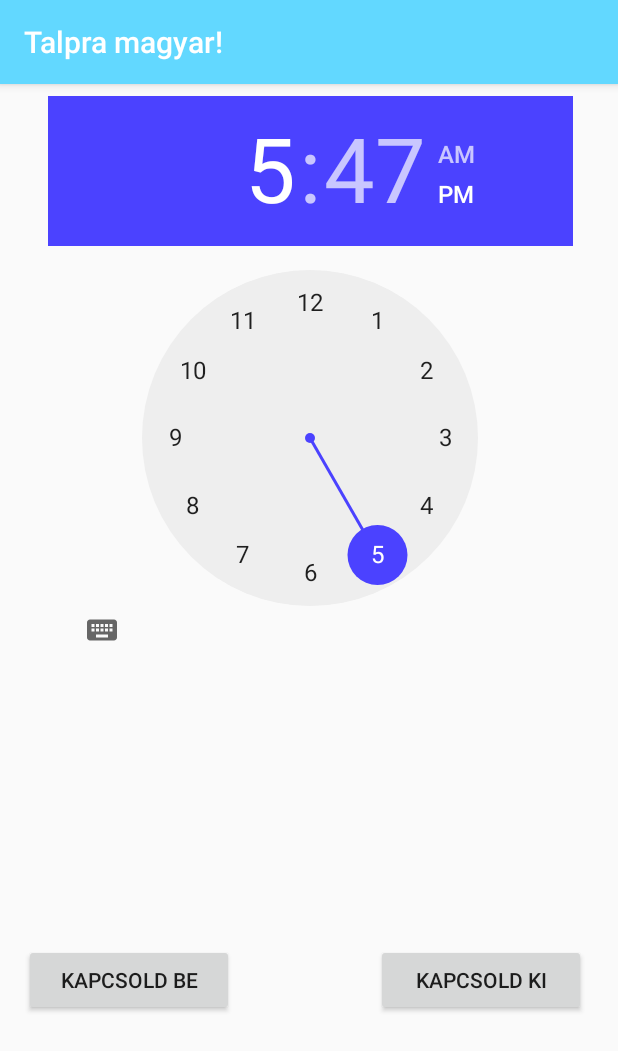
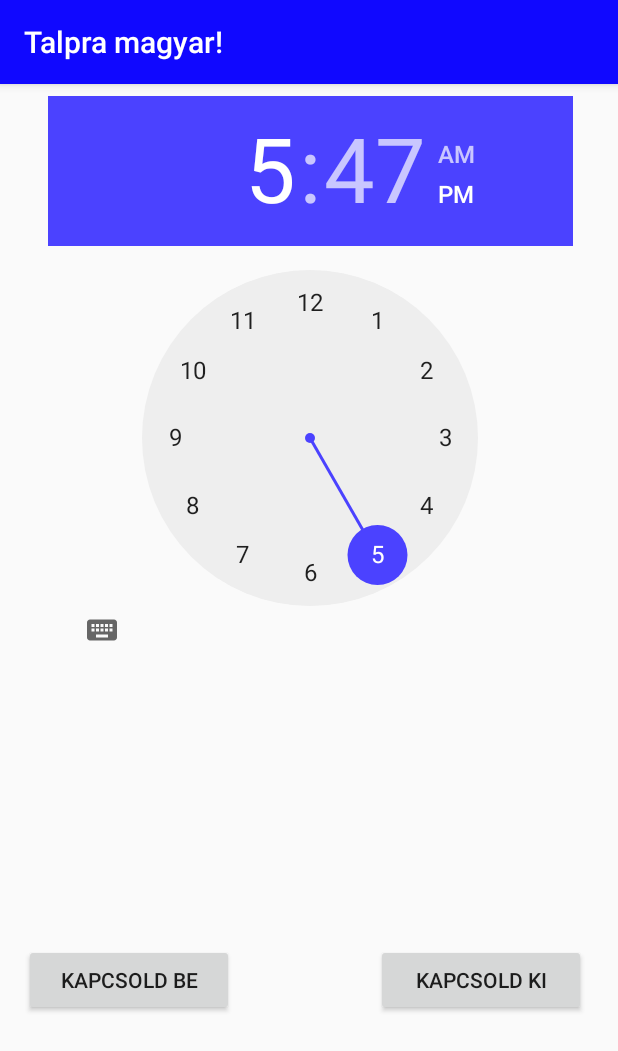
Before and after one commit to whatDayIsToday/Ebreszto_V10-master, an Android app: the screen it shows after launch (MainActivity), on a phone screen of 412 x 824 dp. Shown: the top 1051 px of the screen. Run offline under Robolectric (Android 15) with nearby library versions, the phone set to English and light mode, and no system bars.

Commit message:
A sötétkék szín kellemesebb a reggeli szemnek.

```diff
--- a/app/src/main/res/values/colors.xml
+++ b/app/src/main/res/values/colors.xml
@@ -1,6 +1,6 @@
 <?xml version="1.0" encoding="utf-8"?>
 <resources>
-    <color name="colorPrimary">#62d8ff</color>
+    <color name="colorPrimary">#1008ff</color>
     <color name="colorPrimaryDark">#ffc800</color>
     <color name="colorAccent">#4b42ff</color>
 </resources>
```
